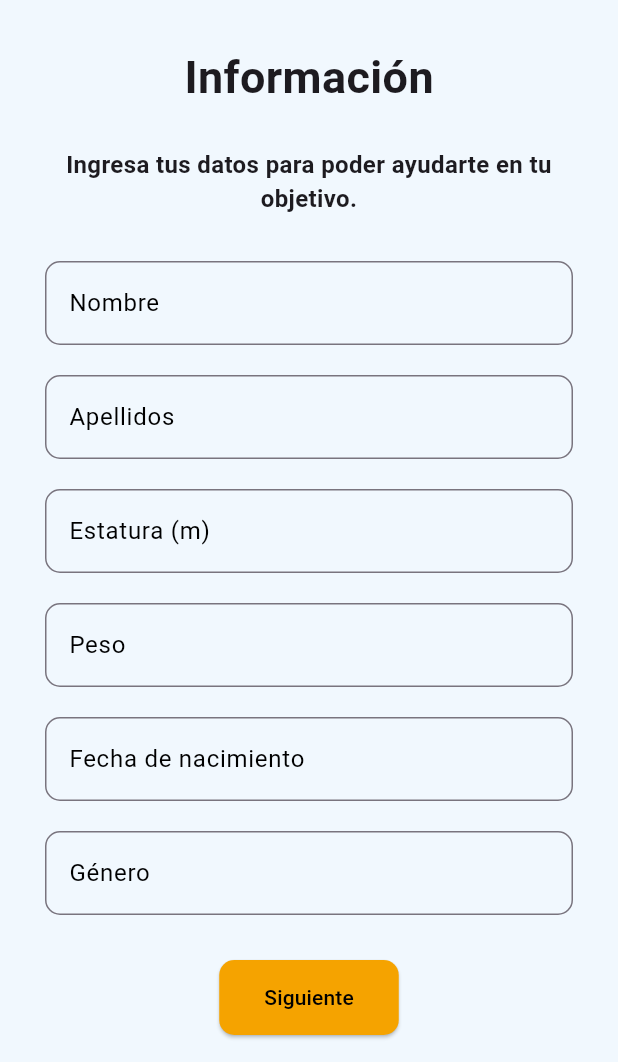
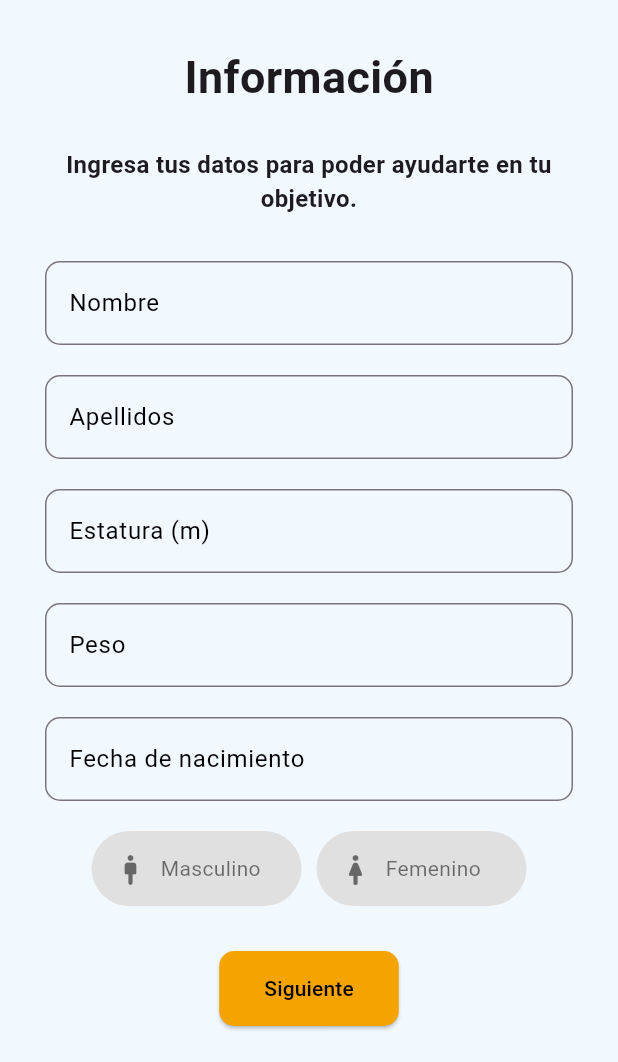
Before and after one commit to abaluZ/tuDespensaApp, a Flutter app: the InformationPage screen opened directly, on a phone screen of 412 x 824 dp, the part 174-1236 px from its top. Run offline on Flutter 3.47's test engine with Material 3 defaults, Android fonts, the phone set to English and light mode, and no system bars; our stand-ins replace flutter_screenutil, flutter_svg, shared_preferences; accounts and stored records are empty.

Commit message:
Information

```diff
--- a/lib/Models/user_model.dart
+++ b/lib/Models/user_model.dart
@@ -6,7 +6,7 @@ class UserModel {
   UserModel({required this.username, required this.email, required this.role});
   factory UserModel.fromJson(Map<String, dynamic> json) {
     return UserModel(
-      username: json['username'] ?? '',
+      username: json['user']['username'] ?? 'Sin nombre',
       email: json['email'] ?? '',
       role: json['role'] ?? '',
     );
--- a/lib/main.dart
+++ b/lib/main.dart
@@ -6,6 +6,7 @@ import 'package:tudespensa/Utils/preferences.dart';
 import 'package:tudespensa/constants.dart';
 import 'package:tudespensa/pages/wellcome_page.dart';
 import 'package:tudespensa/provider/auth_provider.dart';
+import 'package:tudespensa/provider/gender_provider.dart';
 import 'package:tudespensa/provider/goal_provider.dart';
 import 'package:tudespensa/provider/information_provider.dart';
 import 'package:tudespensa/provider/profile_provider.dart';
@@ -28,6 +29,7 @@ class MyApp extends StatelessWidget {
         ChangeNotifierProvider(create: (_) => ProfileProvider()),
         ChangeNotifierProvider(create: (_) => GoalProvider()),
         ChangeNotifierProvider(create: (_) => InformationProvider()),
+        ChangeNotifierProvider(create: (_) => GenderProvider()),
       ],
       child: ScreenUtilInit(
         designSize: Size(390, 844), // Tamaño base (como iPhone 13)
--- a/lib/pages/home_page.dart
+++ b/lib/pages/home_page.dart
@@ -139,6 +139,7 @@ class _HomePageState extends State<HomePage> {
                 } else {
                   return Text(
                     'Bienvenido, ${profileProvider.userModel?.username}',
+                    style: TextStyle(color: Naranja, fontSize: 25),
                   );
                 }
               },
--- a/lib/pages/information_page.dart
+++ b/lib/pages/information_page.dart
@@ -3,7 +3,10 @@ import 'package:provider/provider.dart'; // Importar Provider
 import 'package:tudespensa/Utils/validators.dart'; // Los validadores de los inputs
 import 'package:tudespensa/constants.dart'; // Colores
 import 'package:tudespensa/pages/home_page.dart'; // Página a la que se navegará
+import 'package:tudespensa/provider/gender_provider.dart';
 import 'package:tudespensa/provider/information_provider.dart'; // Importar el provider de información
+import 'package:tudespensa/provider/profile_provider.dart';
+import 'package:tudespensa/widgets/buttons/gender_button.dart';
 import 'package:tudespensa/widgets/buttons/information_button.dart'; // Widget del botón de información
 import 'package:tudespensa/widgets/information/date_input.dart'; // Widget del campo de fecha
 import 'package:tudespensa/widgets/information/information_banner.dart'; // Widget del banner
@@ -25,7 +28,6 @@ class _InformationPageState extends State<InformationPage> {
   final estaturaController = TextEditingController();
   final pesoController = TextEditingController();
   final edadController = TextEditingController();
-  final generoController = TextEditingController();
   final _formKey = GlobalKey<FormState>();
 
   @override
@@ -35,13 +37,14 @@ class _InformationPageState extends State<InformationPage> {
     estaturaController.dispose();
     pesoController.dispose();
     edadController.dispose();
-    generoController.dispose();
     super.dispose();
   }
 
   @override
   Widget build(BuildContext context) {
     final isKeyboard = MediaQuery.of(context).viewInsets.bottom != 0;
+    final genderProvider = Provider.of<GenderProvider>(context);
+    final profileProvider = context.watch<ProfileProvider>();
     final provider = Provider.of<InformationProvider>(context);
 
     return Scaffold(
@@ -115,13 +118,39 @@ class _InformationPageState extends State<InformationPage> {
                       },
                     ),
                     SizedBox(height: 20),
-                    InformationInput(
+                    Row(
+                      mainAxisAlignment: MainAxisAlignment.center,
+                      children: [
+                        GenderButton(
+                          title: "Masculino",
+                          color: Colors.blueAccent,
+                          textColor: Colors.white,
+                          icon: Icons.man_2_rounded,
+                          value: true,
+                          onTap: () {
+                            genderProvider.changeGender(true);
+                          },
+                        ),
+                        SizedBox(width: 10),
+                        GenderButton(
+                          title: "Femenino",
+                          color: Colors.deepPurple,
+                          textColor: Colors.white,
+                          icon: Icons.woman_2_rounded,
+                          value: false,
+                          onTap: () {
+                            genderProvider.changeGender(false);
+                          },
+                        ),
+                      ],
+                    ),
+                    /* InformationInput(
                       controller: generoController,
                       keyboardType: TextInputType.text,
                       label: "Género",
                       hintText: "Masculino/Femenino",
                       validator: genderValidator,
-                    ),
+                    ), */
                   ],
                 ),
               ),
@@ -130,15 +159,53 @@ class _InformationPageState extends State<InformationPage> {
             provider.isLoading
                 ? CircularProgressIndicator()
                 : InformationButton(
-                    onSave: () => provider.saveInformation(
-                      nombreController.text,
-                      apellidosController.text,
-                      estaturaController.text,
-                      pesoController.text,
-                      edadController.text,
-                      generoController.text,
-                    ),
-                    nextPage: const HomePage(),
+                    onSave: () async {
+                      if (_formKey.currentState!.validate()) {
+                        final success = await provider.saveInformation(
+                          nombreController.text,
+                          apellidosController.text,
+                          estaturaController.text,
+                          pesoController.text,
+                          selectedDate?.toIso8601String() ?? '',
+                          genderProvider.genderAsText!,
+                        );
+                        if (success) {
+                          final profileSuccess =
+                              await profileProvider.fetchUserProfile();
+                          print(profileProvider.userModel);
+                          if (profileSuccess != null && context.mounted) {
+                            Navigator.pushReplacement(
+                              context,
+                              MaterialPageRoute(
+                                  builder: (_) => const HomePage()),
+                            );
+                            return true;
+                          } else {
+                            if (context.mounted) {
+                              ScaffoldMessenger.of(context).showSnackBar(
+                                const SnackBar(
+                                  content: Text("Error al cargar el perfil"),
+                                  backgroundColor: Colors.red,
+                                ),
+                              );
+                            }
+                            return false;
+                          }
+                        } else {
+                          if (context.mounted) {
+                            ScaffoldMessenger.of(context).showSnackBar(
+                              const SnackBar(
+                                content:
+                                    Text("Error al guardar la información"),
+                                backgroundColor: Colors.red,
+                              ),
+                            );
+                          }
+                          return false;
+                        }
+                      }
+                      return false;
+                    },
                     buttonText: "Siguiente",
                     isLoading: provider.isLoading,
                     formKey: _formKey,
--- /dev/null
+++ b/lib/provider/gender_provider.dart
@@ -0,0 +1,16 @@
+import 'package:flutter/material.dart';
+
+class GenderProvider extends ChangeNotifier {
+  bool? _typeGender;
+  bool? get typeGender => _typeGender;
+
+  void changeGender(bool value) {
+    _typeGender = value;
+    notifyListeners();
+  }
+
+  String? get genderAsText {
+    if (_typeGender == null) return null;
+    return _typeGender! ? "Masculino" : "Femenino";
+  }
+}
--- a/lib/provider/information_provider.dart
+++ b/lib/provider/information_provider.dart
@@ -105,9 +105,11 @@ class InformationProvider extends ChangeNotifier {
       _setLoading(false);
 
       if (res.statusCode == 201) {
+        print("todo esto pasa por if ${res.statusCode}");
         print("Información guardada correctamente");
         return true;
       } else {
+        print("todo esto pasa por else ${res.statusCode}");
         print("Error al guardar la información: ${res.body}");
         return false;
       }
--- a/lib/provider/profile_provider.dart
+++ b/lib/provider/profile_provider.dart
@@ -33,6 +33,7 @@ class ProfileProvider with ChangeNotifier {
           'Authorization': 'Bearer $token',
         },
       );
+      print('esta es la respuesta: ${response.body}');
 
       if (response.statusCode == 200) {
         print("Entrando");
--- a/lib/widgets/auth/auth_input.dart
+++ b/lib/widgets/auth/auth_input.dart
@@ -22,6 +22,7 @@ class AuthInput extends StatelessWidget {
       child: TextFormField(
         controller: controller,
         keyboardType: keyboardType,
+        obscureText: obscureText,
         decoration: InputDecoration(
           label: Text(
             label,
--- /dev/null
+++ b/lib/widgets/buttons/gender_button.dart
@@ -0,0 +1,58 @@
+import 'package:flutter/material.dart';
+import 'package:provider/provider.dart';
+import 'package:tudespensa/provider/gender_provider.dart';
+
+class GenderButton extends StatelessWidget {
+  const GenderButton({
+    super.key,
+    required this.title,
+    required this.color,
+    required this.textColor,
+    required this.icon,
+    required this.value,
+    required this.onTap,
+  });
+
+  final String title;
+  final Color color;
+  final Color textColor;
+  final IconData icon;
+  final bool value;
+  final VoidCallback onTap;
+
+  @override
+  Widget build(BuildContext context) {
+    final selectedGender = context.watch<GenderProvider>().typeGender;
+    final isSelected = selectedGender == value;
+
+    return GestureDetector(
+      onTap: onTap,
+      child: Container(
+        decoration: BoxDecoration(
+          borderRadius: BorderRadius.all(Radius.circular(50)),
+          color: isSelected ? color : Colors.grey.shade300,
+          border: isSelected ? Border.all(color: Colors.black, width: 2) : null,
+        ),
+        width: 140,
+        height: 50,
+        child: Padding(
+          padding: EdgeInsets.all(14),
+          child: Row(
+            children: [
+              Icon(icon, color: isSelected ? textColor : Colors.black54),
+              SizedBox(width: 8),
+              Text(
+                title,
+                textAlign: TextAlign.center,
+                style: TextStyle(
+                  color: isSelected ? textColor : Colors.black54,
+                  fontSize: 14,
+                ),
+              ),
+            ],
+          ),
+        ),
+      ),
+    );
+  }
+}
--- a/lib/widgets/buttons/information_button.dart
+++ b/lib/widgets/buttons/information_button.dart
@@ -3,7 +3,6 @@ import 'package:tudespensa/constants.dart';
 
 class InformationButton extends StatelessWidget {
   final Future<bool> Function() onSave;
-  final Widget nextPage;
   final String buttonText;
   final bool isLoading;
   final GlobalKey<FormState> formKey;
@@ -12,7 +11,6 @@ class InformationButton extends StatelessWidget {
   const InformationButton({
     super.key,
     required this.onSave,
-    required this.nextPage,
     required this.buttonText,
     required this.isLoading,
     required this.formKey,
@@ -26,13 +24,7 @@ class InformationButton extends StatelessWidget {
           ? null
           : () async {
               if (formKey.currentState!.validate()) {
-                final success = await onSave();
-                if (success && context.mounted) {
-                  Navigator.pushReplacement(
-                    context,
-                    MaterialPageRoute(builder: (_) => nextPage),
-                  );
-                }
+                await onSave(); // El onSave ya se encarga de todo
               }
             },
       style: ElevatedButton.styleFrom(
```
Also changed, not shown: pubspec.lock.
